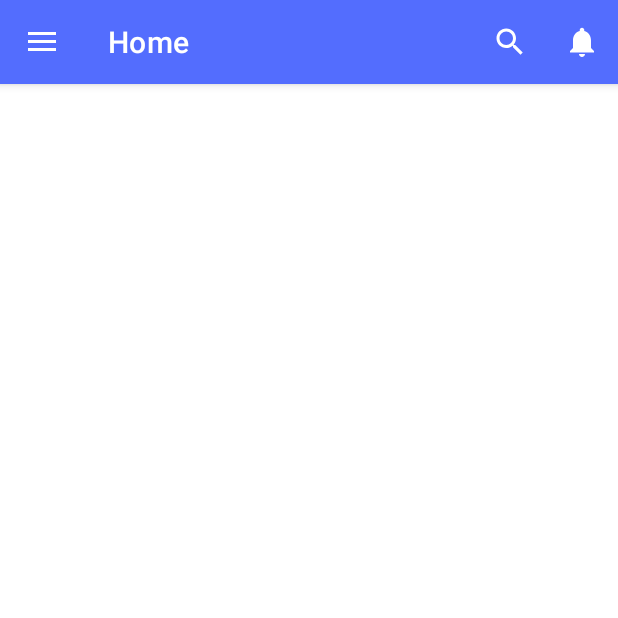
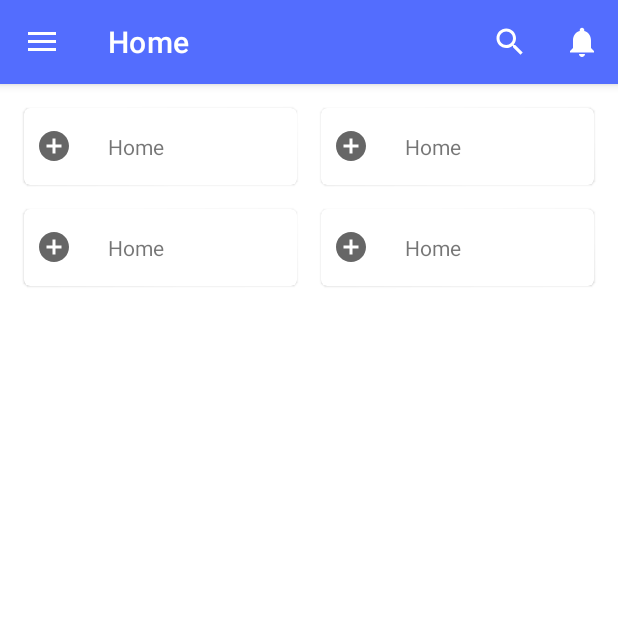
Before and after one commit to thepanshuyadav/diakart, an Android app: the screen it shows after launch once a user with an empty profile is signed in (MainActivity), on a phone screen of 412 x 824 dp, the top half of it. Run offline under Robolectric (Android 15) with nearby library versions, the phone set to English and light mode, and no system bars; our stand-ins replace Firebase (no records; nobody signed in at launch, a user with empty details on screens opened directly), Picasso, navigation-ui.

Commit message:
implemented category adapter

```diff
--- /dev/null
+++ b/Android/Diakart/app/src/main/java/com/thepanshu/diakart/adapters/CategoryAdaptor.kt
@@ -0,0 +1,67 @@
+package com.thepanshu.diakart.adapters
+
+import android.content.Context
+import android.view.LayoutInflater
+import android.view.View
+import android.view.ViewGroup
+import android.widget.ImageView
+import android.widget.TextView
+import androidx.recyclerview.widget.RecyclerView
+import com.squareup.picasso.Picasso
+import com.thepanshu.diakart.R
+import com.thepanshu.diakart.models.Category
+
+class CategoryAdapter (
+    private val categoryList: ArrayList<Category>,
+    private val listener: OnCategoryClickListener
+): RecyclerView.Adapter<CategoryAdapter.CategoryViewHolder>() {
+
+    inner class CategoryViewHolder(itemView: View) : RecyclerView.ViewHolder(itemView), View.OnClickListener {
+        val categoryImageView: ImageView = itemView.findViewById(R.id.category_icon_image)
+        val categoryNameTextView = itemView.findViewById<TextView>(R.id.category_name_tv)
+        init {
+            itemView.setOnClickListener(this)
+        }
+
+        override fun onClick(p0: View?) {
+            val position: Int = adapterPosition
+            if(position != RecyclerView.NO_POSITION) {
+                listener.onCategoryClick(position)
+            }
+        }
+
+        fun setCategoryName(categoryName: String) {
+            categoryNameTextView.text = categoryName
+        }
+    }
+
+    interface OnCategoryClickListener {
+        fun onCategoryClick(position: Int)
+    }
+
+    override fun onCreateViewHolder(parent: ViewGroup, viewType: Int): CategoryViewHolder {
+        val li = parent.context.getSystemService(Context.LAYOUT_INFLATER_SERVICE) as LayoutInflater
+        val view = li.inflate(R.layout.category_item, parent, false)
+        return CategoryViewHolder(view)
+    }
+
+    override fun onBindViewHolder(holder: CategoryViewHolder, position: Int) {
+//        Picasso.get()
+//            .load(categoryList[position].categoryImageLink)
+//            .into(holder.categoryImageView, object: com.squareup.picasso.Callback {
+//                override fun onSuccess() {
+//                    //set animations here
+//                }
+//
+//                override fun onError(e: java.lang.Exception?) {
+//                    //do smth when there is picture loading error
+//                }
+//            })
+
+        holder.setCategoryName(categoryList[position].categoryName)
+
+    }
+
+    override fun getItemCount(): Int = categoryList.size
+
+}
--- /dev/null
+++ b/Android/Diakart/app/src/main/java/com/thepanshu/diakart/models/Category.kt
@@ -0,0 +1,10 @@
+package com.thepanshu.diakart.models
+import android.os.Parcelable
+import kotlinx.android.parcel.Parcelize
+
+@Parcelize
+data class Category(
+    val categoryName: String = "",
+    val categoryImageLink: String = ""
+
+):Parcelable
--- a/Android/Diakart/app/src/main/java/com/thepanshu/diakart/ui/home/HomeFragment.kt
+++ b/Android/Diakart/app/src/main/java/com/thepanshu/diakart/ui/home/HomeFragment.kt
@@ -5,27 +5,43 @@ import android.view.LayoutInflater
 import android.view.View
 import android.view.ViewGroup
 import android.widget.TextView
+import android.widget.Toast
 import androidx.fragment.app.Fragment
 import androidx.lifecycle.Observer
 import androidx.lifecycle.ViewModelProvider
+import androidx.recyclerview.widget.GridLayoutManager
+import androidx.recyclerview.widget.LinearLayoutManager
+import androidx.recyclerview.widget.RecyclerView
 import com.thepanshu.diakart.R
+import com.thepanshu.diakart.adapters.CategoryAdapter
+import com.thepanshu.diakart.models.Category
 
-class HomeFragment : Fragment() {
+@Suppress("UNREACHABLE_CODE")
+class HomeFragment : Fragment(), CategoryAdapter.OnCategoryClickListener {
 
-    private lateinit var homeViewModel: HomeViewModel
+    val categoryList = arrayListOf<Category>(Category("Home","link"),
+        Category("Home","link"),
+        Category("Home","link"),
+        Category("Home","link"), )
 
     override fun onCreateView(
             inflater: LayoutInflater,
             container: ViewGroup?,
             savedInstanceState: Bundle?
     ): View? {
-        homeViewModel =
-                ViewModelProvider(this).get(HomeViewModel::class.java)
         val root = inflater.inflate(R.layout.fragment_home, container, false)
-        val textView: TextView = root.findViewById(R.id.text_home)
-        homeViewModel.text.observe(viewLifecycleOwner, Observer {
-            textView.text = it
-        })
+        val rvCategory = root.findViewById(R.id.categories_rv) as RecyclerView
+        rvCategory.layoutManager = GridLayoutManager(activity, 2, GridLayoutManager.VERTICAL, false)
+        rvCategory.adapter = CategoryAdapter(categoryList, this)
+
         return root
     }
+
+    override fun onCategoryClick(position: Int) {
+        Toast.makeText(activity, "Category", Toast.LENGTH_SHORT).show()
+    }
+
+    override fun onCreate(savedInstanceState: Bundle?) {
+        super.onCreate(savedInstanceState)
+    }
 }
--- a/Android/Diakart/app/src/main/java/com/thepanshu/diakart/ui/home/HomeViewModel.kt
+++ /dev/null
@@ -1,13 +0,0 @@
-package com.thepanshu.diakart.ui.home
-
-import androidx.lifecycle.LiveData
-import androidx.lifecycle.MutableLiveData
-import androidx.lifecycle.ViewModel
-
-class HomeViewModel : ViewModel() {
-
-    private val _text = MutableLiveData<String>().apply {
-        value = "This is home Fragment"
-    }
-    val text: LiveData<String> = _text
-}
--- a/Android/Diakart/app/src/main/res/layout/category_item.xml
+++ b/Android/Diakart/app/src/main/res/layout/category_item.xml
@@ -1,27 +1,32 @@
 <?xml version="1.0" encoding="utf-8"?>
 <LinearLayout xmlns:android="http://schemas.android.com/apk/res/android"
     android:layout_width="match_parent"
-    android:layout_height="match_parent"
+    android:layout_height="wrap_content"
     xmlns:app="http://schemas.android.com/apk/res-auto">
 
     <com.google.android.material.card.MaterialCardView
-        android:layout_width="wrap_content"
+        android:layout_width="match_parent"
         android:layout_margin="8dp"
         android:elevation="16dp"
         android:layout_height="wrap_content">
 
         <LinearLayout
-            android:layout_width="wrap_content"
+            android:layout_width="match_parent"
             android:gravity="center_vertical"
             android:layout_height="wrap_content">
             <ImageView
                 android:layout_width="24dp"
+                android:id="@+id/category_icon_image"
+                android:layout_margin="8dp"
                 android:src="@drawable/ic_baseline_add_circle_24"
                 android:layout_height="24dp"/>
             <TextView
                 android:layout_width="wrap_content"
+                android:layout_margin="8dp"
                 android:layout_height="wrap_content"
+                android:id="@+id/category_name_tv"
                 android:padding="8dp"
+                android:layout_gravity="center"
                 android:text="@string/hello_blank_fragment"/>
         </LinearLayout>
     </com.google.android.material.card.MaterialCardView>
--- a/Android/Diakart/app/src/main/res/layout/fragment_home.xml
+++ b/Android/Diakart/app/src/main/res/layout/fragment_home.xml
@@ -14,6 +14,7 @@
         android:layout_marginStart="8dp"
         android:layout_marginEnd="8dp"
         android:layout_marginTop="8dp"
+        android:elevation="8dp"
         app:layout_constraintStart_toStartOf="parent"
         app:layout_constraintTop_toTopOf="parent" />
 </androidx.constraintlayout.widget.ConstraintLayout>
```
Also changed, not shown: Android/Diakart/app/build.gradle (+9 -6 lines).
